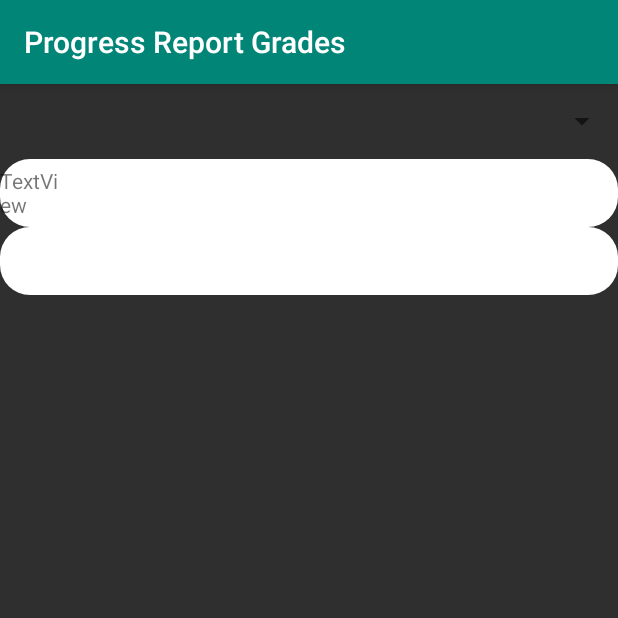
After one commit to ClearHall/SkyMobile_Android, an Android app: the ProgressReportViewController screen opened directly, with no data from a screen before it, on a phone screen of 412 x 824 dp, the top half of it. The commit adds this screen. Run offline under Robolectric (Android 15) with nearby library versions, the phone set to English and light mode, and no system bars.

Commit message:
This is all i have for today time to sleep...

```diff
--- a/app/src/main/AndroidManifest.xml
+++ b/app/src/main/AndroidManifest.xml
@@ -23,6 +23,9 @@
                 <category android:name="android.intent.category.LAUNCHER"/>
             </intent-filter>
         </activity>
+
+        <activity android:name=".ViewControllers.GradesRelated.ProgressReportViewController"
+                  android:label="Progress Report Grades"></activity>
     </application>
 
     <uses-permission android:name="android.permission.INTERNET" />
--- a/app/src/main/java/com/lingfeishengtian/skymobile/ImportantUtilities/UtilsClass/HTMLParserUtility.kt
+++ b/app/src/main/java/com/lingfeishengtian/skymobile/ImportantUtilities/UtilsClass/HTMLParserUtility.kt
@@ -1,7 +1,5 @@
 package com.lingfeishengtian.skymobile.ImportantUtilities.UtilsClass
 
-import android.util.Log
-import com.lingfeishengtian.skymobile.ViewControllers.GradesRelated.Course
 import org.jsoup.Jsoup
 
 /**
@@ -62,7 +60,6 @@ import org.jsoup.Jsoup
 
             var ind = 0
             for (tempElem in GradeElem){
-                Log.d("Courses Details", tempElem.text())
                 NewCourses.get(elementIndex).termGrades.put(gradesOut.get(ind), tempElem.text())
                 ind++
             }
@@ -91,7 +88,14 @@ import org.jsoup.Jsoup
                 Teacher = SplitClassDesc[1].split(")\\n ")[1].split("\\n\\n\\n")[0]
             }
 
-            val CurrentCourse = Course(ClassDescription, mutableListOf(), Period, Teacher, 1.0, mutableMapOf())
+            val CurrentCourse = Course(
+                ClassDescription,
+                mutableListOf(),
+                Period,
+                Teacher,
+                1.0,
+                mutableMapOf()
+            )
 
             FinalClasses.add(CurrentCourse)
         }
--- a/app/src/main/java/com/lingfeishengtian/skymobile/ViewControllers/GradesRelated/SkyMobileDatatypes.kt
+++ b/app/src/main/java/com/lingfeishengtian/skymobile/ImportantUtilities/UtilsClass/SkyMobileDatatypes.kt
@@ -1,6 +1,7 @@
-package com.lingfeishengtian.skymobile.ViewControllers.GradesRelated
+package com.lingfeishengtian.skymobile.ImportantUtilities.UtilsClass
 
 var Courses = mutableListOf<Course>()
+var TermsAvailable = mutableListOf<String>()
 
 data class Account(
     var nickname: String,
--- /dev/null
+++ b/app/src/main/java/com/lingfeishengtian/skymobile/ViewControllers/GradesRelated/ProgressReportViewController.kt
@@ -0,0 +1,28 @@
+package com.lingfeishengtian.skymobile.ViewControllers.GradesRelated
+
+import android.os.Bundle
+import android.os.PersistableBundle
+import android.support.v7.app.AppCompatActivity
+import android.util.Log
+import android.widget.ArrayAdapter
+import com.lingfeishengtian.skymobile.ImportantUtilities.UtilsClass.Courses
+import com.lingfeishengtian.skymobile.ImportantUtilities.UtilsClass.TermsAvailable
+import com.lingfeishengtian.skymobile.R
+import kotlinx.android.synthetic.main.progress_report_view.*
+
+class ProgressReportViewController: AppCompatActivity() {
+    override fun onCreate(savedInstanceState: Bundle?) {
+        super.onCreate(savedInstanceState)
+        setContentView(R.layout.progress_report_view)
+
+        Log.d("Courses Details", Courses.toString())
+
+        val NewArrayDropdownList = ArrayAdapter<String>(
+            this,
+            android.R.layout.simple_spinner_item,
+            TermsAvailable)
+        NewArrayDropdownList.setDropDownViewResource(android.R.layout.simple_spinner_dropdown_item)
+        selectable_terms.adapter = NewArrayDropdownList
+    }
+
+}
--- a/app/src/main/java/com/lingfeishengtian/skymobile/ViewControllers/GradesRelated/SkywardLogin.kt
+++ b/app/src/main/java/com/lingfeishengtian/skymobile/ViewControllers/GradesRelated/SkywardLogin.kt
@@ -1,12 +1,16 @@
 package com.lingfeishengtian.skymobile.ViewControllers.GradesRelated
 
+import android.content.Intent
 import android.os.Bundle
 import android.os.Message
 import android.support.v7.app.AppCompatActivity
 import android.util.Log
 import android.view.View
 import android.webkit.*
+import com.lingfeishengtian.skymobile.ImportantUtilities.UtilsClass.Course
+import com.lingfeishengtian.skymobile.ImportantUtilities.UtilsClass.Courses
 import com.lingfeishengtian.skymobile.ImportantUtilities.UtilsClass.ParseGradesHTMLToRetrieveGrades
+import com.lingfeishengtian.skymobile.ImportantUtilities.UtilsClass.TermsAvailable
 import com.lingfeishengtian.skymobile.R
 import kotlinx.android.synthetic.main.activity_login.*
 
@@ -96,6 +100,8 @@ class SkywardLogin : AppCompatActivity(){
             """.trimIndent()
             webView.evaluateJavascript(ScrapingJavascript){
                 HandleGradeBookHTML(it)
+                val ProgressReportViewIntent = Intent(this, ProgressReportViewController::class.java)
+                startActivity(ProgressReportViewIntent)
             }
 
         }
@@ -111,6 +117,8 @@ class SkywardLogin : AppCompatActivity(){
         var GradingTerms = mutableListOf<String>()
 
         Courses = ParseGradesHTMLToRetrieveGrades(HTML, Terms, GradingTerms)
+        TermsAvailable = GradingTerms
+
         PrintCoursesToLog("Courses Details", Courses)
     }
 
--- /dev/null
+++ b/app/src/main/res/drawable/RoundedRow.xml
@@ -0,0 +1,6 @@
+<?xml version="1.0" encoding="UTF-8"?>
+<shape xmlns:android="http://schemas.android.com/apk/res/android">
+    <solid android:color="#FFFF"/>
+    <corners android:radius="30px"/>
+    <padding android:left="0dp" android:top="0dp" android:right="0dp" android:bottom="0dp" />
+</shape>
--- a/app/src/main/res/layout/activity_login.xml
+++ b/app/src/main/res/layout/activity_login.xml
@@ -9,7 +9,8 @@
               android:paddingLeft="@dimen/activity_horizontal_margin"
               android:paddingRight="@dimen/activity_horizontal_margin"
               android:paddingTop="@dimen/activity_vertical_margin"
-              tools:context="com.lingfeishengtian.skymobile.ViewControllers.GradesRelated.SkywardLogin" android:background="#2F2F2F">
+              tools:context="com.lingfeishengtian.skymobile.ViewControllers.GradesRelated.SkywardLogin"
+              android:background="#2F2F2F">
 
     <!-- Login progress -->
     <ProgressBar
--- /dev/null
+++ b/app/src/main/res/layout/progress_report_view.xml
@@ -0,0 +1,36 @@
+<?xml version="1.0" encoding="utf-8"?>
+<LinearLayout xmlns:android="http://schemas.android.com/apk/res/android"
+              xmlns:tools="http://schemas.android.com/tools" android:orientation="vertical"
+              android:layout_width="match_parent"
+              android:layout_height="match_parent" android:background="#2F2F2F"
+              tools:context="com.lingfeishengtian.skymobile.ViewControllers.GradesRelated.ProgressReportViewController">
+
+    <ScrollView
+            android:layout_width="match_parent"
+            android:layout_height="match_parent" android:background="#2F2F2F">
+        <LinearLayout android:layout_width="match_parent" android:layout_height="wrap_content"
+                      android:orientation="vertical">
+            <Spinner
+                    android:layout_width="match_parent"
+                    android:layout_height="50dp" android:id="@+id/selectable_terms"
+                    android:textColor="@android:color/white" android:spinnerMode="dropdown"/>
+            <TableLayout
+                    android:layout_width="match_parent"
+                    android:layout_height="172dp">
+
+                <TableRow android:layout_width="match_parent"
+                          android:background="@drawable/RoundedRow" android:layout_height="match_parent"
+                          android:minHeight="45dp">
+                    <TextView
+                            android:text="TextView"
+                            android:layout_width="45dp"
+                            android:layout_height="match_parent" android:id="@+id/textView3"
+                            android:gravity="fill_vertical"/>
+                </TableRow>
+                <TableRow android:layout_width="match_parent"
+                          android:background="@drawable/RoundedRow" android:layout_height="45dp"
+                          android:minHeight="45dp"/>
+            </TableLayout>
+        </LinearLayout>
+    </ScrollView>
+</LinearLayout>
```
